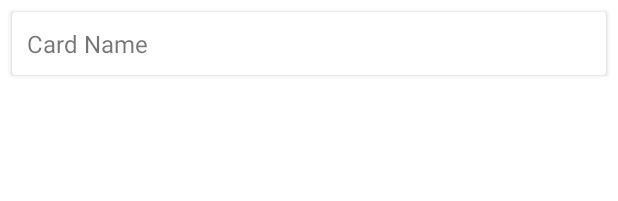
After one commit to Dhananjai543/ProjectManagementApp, an Android app: the layout item_card.xml on its own in the app's theme, with its tools: preview values and no code run, on a phone screen of 412 x 824 dp. The commit adds this screen. Shown: the top 201 px of the screen. Run offline under Robolectric (Android 15) with nearby library versions, the light colour scheme and no system bars.

Commit message:
Create & display cards/ menu activity

```diff
--- a/app/src/main/java/com/example/projectmanagementapp/utils/Constants.kt
+++ b/app/src/main/java/com/example/projectmanagementapp/utils/Constants.kt
@@ -23,6 +23,7 @@ object Constants {
     const val PICK_IMAGE_REQUEST_CODE = 2
 
     const val DOCUMENT_ID : String = "documentId"
+    const val TASK_LIST : String = "taskList"
 
     fun showImageChooser(activity: Activity){
         val galleryIntent = Intent(Intent.ACTION_PICK, MediaStore.Images.Media.EXTERNAL_CONTENT_URI)
--- /dev/null
+++ b/app/src/main/res/layout/item_card.xml
@@ -0,0 +1,42 @@
+<?xml version="1.0" encoding="utf-8"?>
+<androidx.cardview.widget.CardView xmlns:android="http://schemas.android.com/apk/res/android"
+    xmlns:tools="http://schemas.android.com/tools"
+    android:layout_width="match_parent"
+    android:layout_height="wrap_content"
+    android:layout_margin="@dimen/item_card_content_margin"
+    android:background="?attr/selectableItemBackground"
+    android:elevation="@dimen/item_card_cv_elevation"
+    android:orientation="vertical">
+
+    <LinearLayout
+        android:layout_width="match_parent"
+        android:layout_height="wrap_content"
+        android:orientation="vertical">
+
+        <View
+            android:id="@+id/view_label_color"
+            android:layout_width="match_parent"
+            android:layout_height="@dimen/item_card_label_height"
+            android:visibility="gone"
+            tools:background="@color/colorAccent" />
+
+        <TextView
+            android:id="@+id/tv_card_name"
+            android:layout_width="match_parent"
+            android:layout_height="wrap_content"
+            android:padding="@dimen/item_card_name_text_padding"
+            android:textSize="@dimen/item_card_name_text_size"
+            tools:text="Card Name" />
+
+        <TextView
+            android:id="@+id/tv_members_name"
+            android:layout_width="wrap_content"
+            android:layout_height="wrap_content"
+            android:layout_gravity="end"
+            android:padding="@dimen/item_card_members_text_padding"
+            android:textColor="@color/colorAccent"
+            android:textSize="@dimen/item_card_members_text_size"
+            android:visibility="gone"
+            tools:text="Members Name" />
+    </LinearLayout>
+</androidx.cardview.widget.CardView>
```
Also changed, not shown: app/src/main/AndroidManifest.xml (+6 -2 lines), app/src/main/java/com/example/projectmanagementapp/activities/MembersActivity.kt (added, +12 -0 lines), app/src/main/java/com/example/projectmanagementapp/activities/TaskListActivity.kt (+85 -3 lines), app/src/main/java/com/example/projectmanagementapp/adapters/CardListItemsAdapter.kt (added, +52 -0 lines), app/src/main/java/com/example/projectmanagementapp/adapters/TaskListItemsAdapter.kt (added, +148 -0 lines), app/src/main/java/com/example/projectmanagementapp/firebase/FirestoreClass.kt (+21 -1 lines), app/src/main/java/com/example/projectmanagementapp/models/Card.kt (added, +32 -0 lines), app/src/main/java/com/example/projectmanagementapp/models/Task.kt (+5 -2 lines), app/src/main/res/layout/activity_members.xml (added, +45 -0 lines), app/src/main/res/menu/menu_members.xml (added, +11 -0 lines).
